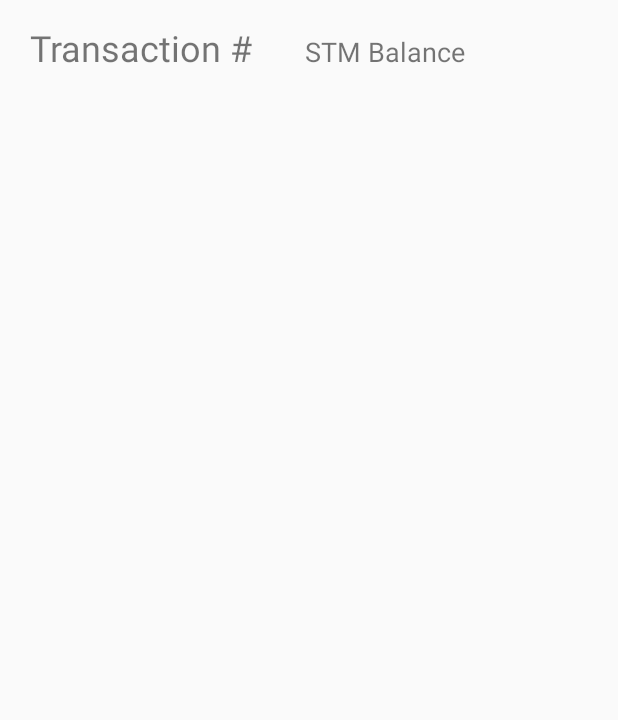
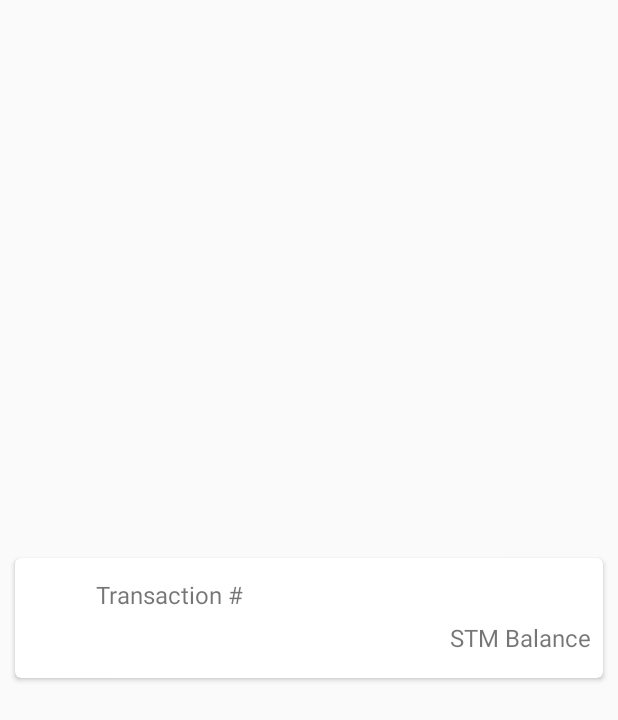
Before and after one commit to cvhariharan/StimulonWallet, an Android app: the layout transaction_view.xml on its own in the app's theme, with its tools: preview values and no code run, on a phone screen of 412 x 824 dp. Shown: the top 720 px of the screen. Run offline under Robolectric (Android 15) with nearby library versions, the phone set to English and light mode, and no system bars.

Commit message:
Get transactions and balance

```diff
--- a/app/build.gradle
+++ b/app/build.gradle
@@ -34,6 +34,10 @@ dependencies {
     //OkHTTP
     implementation 'com.squareup.okhttp3:okhttp:3.11.0'
 
+    //Cardview
+    implementation 'com.android.support:cardview-v7:26.1.0'
+
+
     testImplementation 'junit:junit:4.12'
     androidTestImplementation 'com.android.support.test:runner:1.0.2'
     androidTestImplementation 'com.android.support.test.espresso:espresso-core:3.0.2'
--- a/app/src/main/java/com/hariharan/stimulonwallet/Fragments/AuthFragment.java
+++ b/app/src/main/java/com/hariharan/stimulonwallet/Fragments/AuthFragment.java
@@ -41,8 +41,8 @@ public class AuthFragment extends Fragment {
     private View mView;
     private Button mSubmit;
     private EditText password;
-    private Credentials credentials;
-    private Web3j web3j;
+    public static Credentials credentials;
+    public static Web3j web3j;
     private SharedPreferences preferences;
     @Nullable
     @Override
--- a/app/src/main/res/layout/activity_account.xml
+++ b/app/src/main/res/layout/activity_account.xml
@@ -10,8 +10,8 @@
     <fragment
         android:id="@+id/fragment2"
         android:name="com.hariharan.stimulonwallet.Fragments.TransactionsFragment"
-        android:layout_width="wrap_content"
-        android:layout_height="wrap_content"
+        android:layout_width="match_parent"
+        android:layout_height="match_parent"
         android:layout_alignParentTop="true"
         android:layout_centerHorizontal="true"
         android:layout_marginTop="218dp" />
--- a/app/src/main/res/layout/transaction_view.xml
+++ b/app/src/main/res/layout/transaction_view.xml
@@ -1,27 +1,50 @@
 <?xml version="1.0" encoding="utf-8"?>
-<LinearLayout
-    xmlns:android="http://schemas.android.com/apk/res/android" android:layout_width="match_parent"
-    android:layout_height="65dp">
+<android.support.v7.widget.CardView xmlns:card_view="http://schemas.android.com/apk/res-auto"
+    xmlns:android="http://schemas.android.com/apk/res/android"
+    xmlns:tools="http://schemas.android.com/tools"
+    android:id="@+id/card_view"
+    android:layout_gravity="center"
+    android:layout_width="match_parent"
+    android:layout_height="80dp"
+    card_view:cardCornerRadius="4dp"
+    android:elevation="2dp"
+    android:layout_margin="10dp">
+<android.support.constraint.ConstraintLayout
+    android:layout_width="match_parent"
+    android:layout_height="80dp">
 
     <TextView
-        android:layout_marginTop="15dp"
-        android:layout_marginBottom="15dp"
-        android:layout_marginStart="20dp"
+        android:id="@+id/transactionId"
+        android:layout_width="wrap_content"
+        android:layout_height="37dp"
+        android:layout_marginBottom="52dp"
+        android:layout_marginEnd="8dp"
+        android:layout_marginStart="28dp"
+        android:layout_marginTop="8dp"
+        android:padding="5dp"
+        android:text="@string/tx"
+        android:textSize="16sp"
+        card_view:layout_constraintBottom_toBottomOf="parent"
+        card_view:layout_constraintEnd_toStartOf="@+id/value"
+        card_view:layout_constraintHorizontal_bias="0.143"
+        card_view:layout_constraintStart_toStartOf="parent"
+        card_view:layout_constraintTop_toTopOf="parent"
+        card_view:layout_constraintVertical_bias="0.0" />
+
+    <TextView
+        android:id="@+id/value"
         android:layout_width="wrap_content"
         android:layout_height="wrap_content"
-        android:textSize="24sp"
-        android:text="@string/tx"
-        android:id="@+id/transactionId"/>
+        android:layout_gravity="bottom"
+        android:layout_marginBottom="8dp"
+        android:layout_marginEnd="8dp"
+        android:layout_marginTop="8dp"
+        android:text="@string/stm"
+        android:textSize="16sp"
+        card_view:layout_constraintBottom_toBottomOf="parent"
+        card_view:layout_constraintEnd_toEndOf="parent"
+        card_view:layout_constraintTop_toTopOf="parent"
+        card_view:layout_constraintVertical_bias="0.809" />
 
-    <TextView
-        android:layout_width="wrap_content"
-        android:layout_height="wrap_content"
-        android:layout_marginStart="35dp"
-        android:layout_marginTop="15dp"
-        android:layout_marginBottom="15dp"
-        android:textSize="18sp"
-        android:text="@string/stm"
-        android:id="@+id/value"/>
-
-
-</LinearLayout>
+</android.support.constraint.ConstraintLayout>
+</android.support.v7.widget.CardView>
--- a/app/src/main/res/values/strings.xml
+++ b/app/src/main/res/values/strings.xml
@@ -8,6 +8,6 @@
     <string name="hello_blank_fragment">Hello blank fragment</string>
     <string name="stm">STM Balance</string>
     <string name="tx">Transaction #</string>
-    <string name="etherscan_url">https://api.etherscan.io/api?module=account&amp;action=tokentx&amp;contractaddress=0x9f8f72aa9304c8b593d555f12ef6589cc3a579a2&amp;address=0x4e83362442b8d1bec281594cea3050c8eb01311c&amp;page=1&amp;offset=100&amp;sort=asc&amp;apikey=</string>
+    <string name="etherscan_url">https://api-ropsten.etherscan.io/api?module=logs&amp;action=getLogs&amp;fromBlock=4179141&amp;toBlock=latest&amp;address=0x35fc96236e097b78650b2953b428e1f444e0e76b&amp;topic0=0xddf252ad1be2c89b69c2b068fc378daa952ba7f163c4a11628f55a4df523b3ef&amp;apikey=</string>
     <string name="title_activity_main2">Main2Activity</string>
 </resources>
```
Also changed, not shown: app/src/main/java/com/hariharan/stimulonwallet/Fragments/TransactionsFragment.java (+108 -11 lines), app/src/main/res/layout/fragment_transactions.xml (+14 -6 lines).
